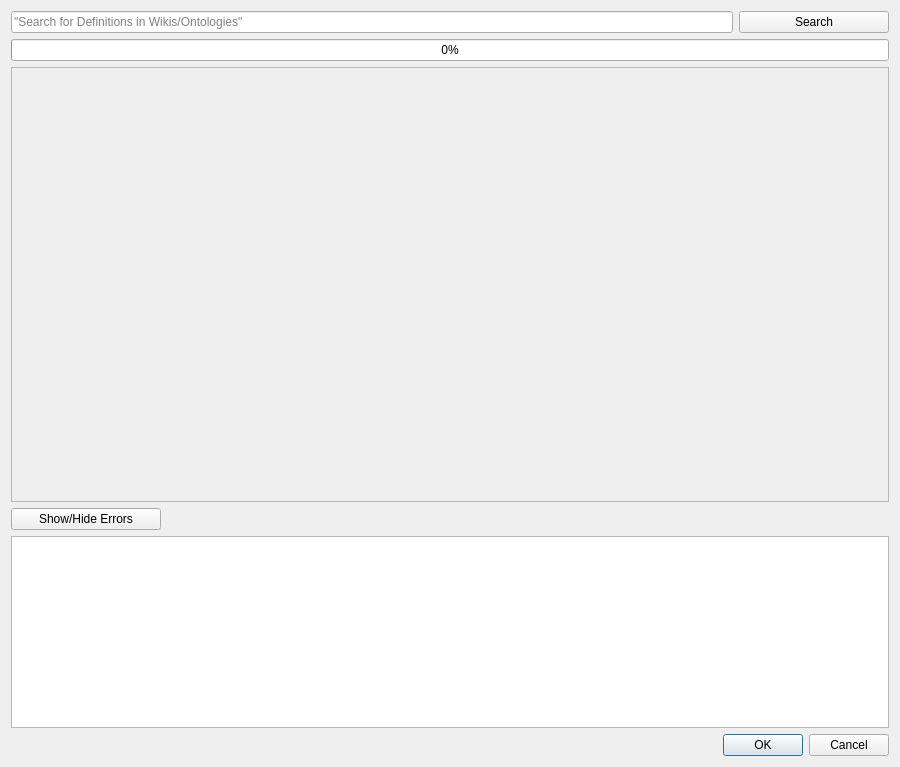
This is pasta_eln/ui/definitions/dialog_base.ui in PASTA-ELN/pasta-eln as Qt 5 draws it before an edit. The edited form follows.
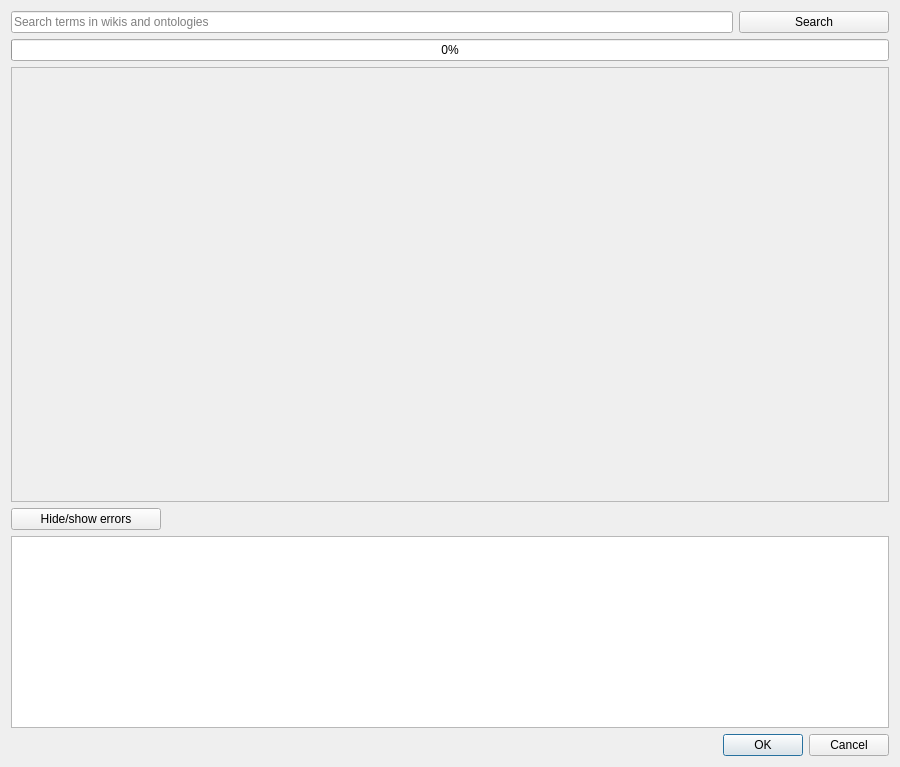
This is the edited form.

```diff
--- a/pasta_eln/ui/definitions/dialog_base.ui
+++ b/pasta_eln/ui/definitions/dialog_base.ui
@@ -31,7 +31,7 @@
        <item>
         <widget class="QLineEdit" name="terminologyLineEdit">
          <property name="placeholderText">
-          <string>&quot;Search for Definitions in Wikis/Ontologies&quot;</string>
+          <string>Search terms in wikis and ontologies</string>
          </property>
          <property name="clearButtonEnabled">
           <bool>true</bool>
@@ -111,7 +111,7 @@
             </size>
            </property>
            <property name="text">
-            <string>Show/Hide Errors</string>
+            <string>Hide/show errors</string>
            </property>
           </widget>
          </item>
```
Left out of the diff: 2 changed lines with no effect on the pictures.
